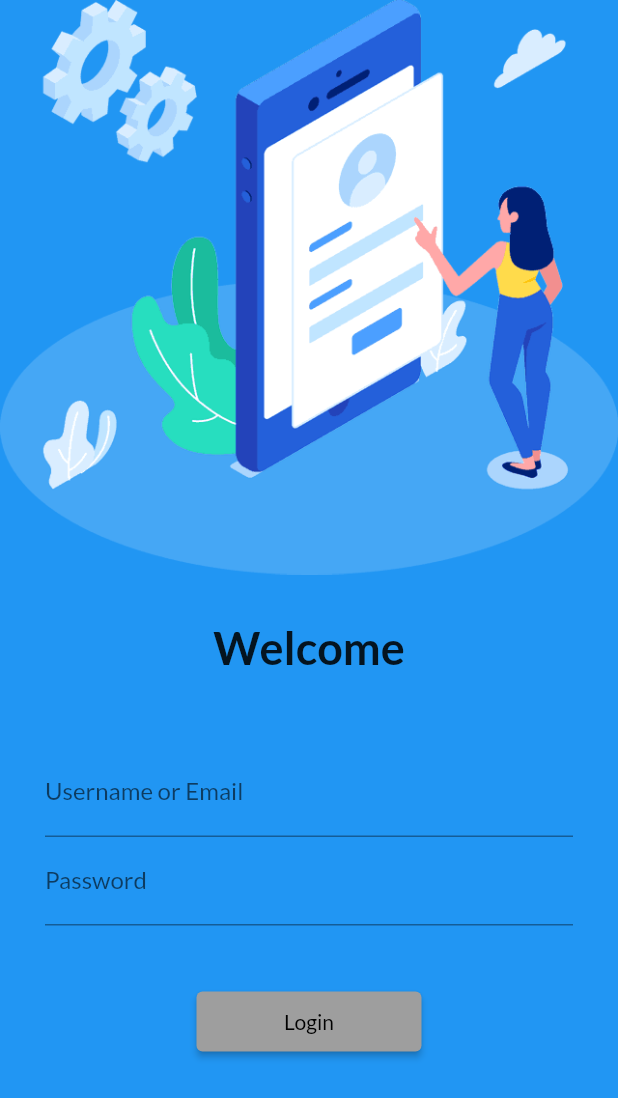
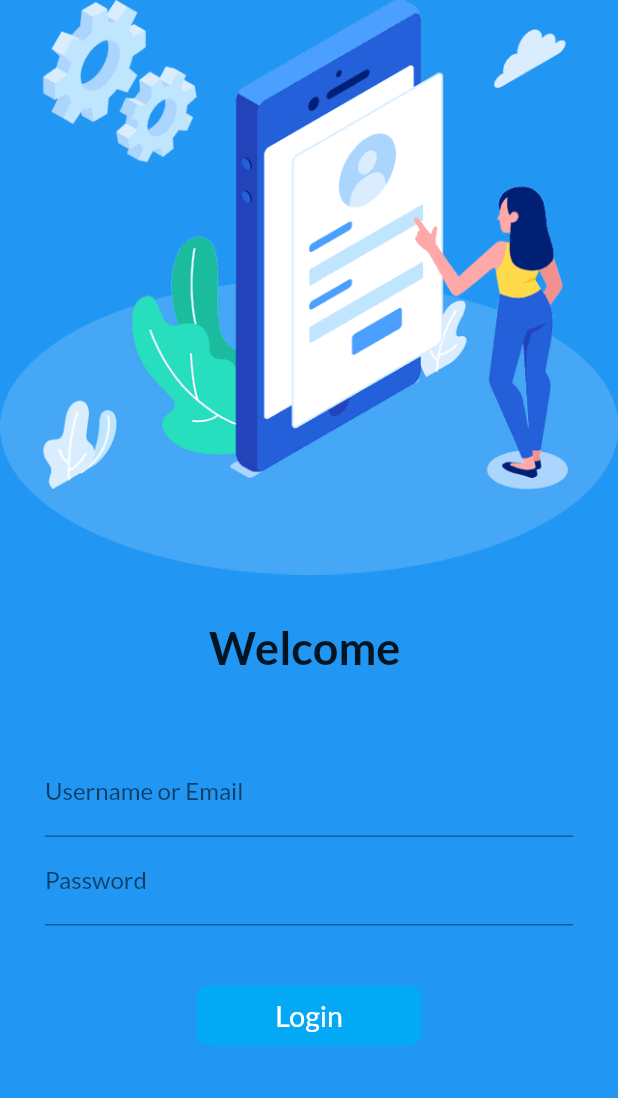
Before and after one commit to WOLV3RINE1302/Flutter, a Flutter app: the screen it shows after launch, on a phone screen of 412 x 824 dp. Shown: the top 1098 px of the screen. Run offline on Flutter 3.47's test engine with Material 2 defaults, Android fonts, the phone set to English and light mode, and no system bars; our stand-ins replace google_fonts.

Commit message:
Seventh Commit

```diff
--- a/lib/pages/login.dart
+++ b/lib/pages/login.dart
@@ -1,7 +1,14 @@
 import 'package:flutter/material.dart';
 import 'package:flutter_catalg/utils/routes.dart';
 
-class LoginPage extends StatelessWidget {
+class LoginPage extends StatefulWidget {
+  @override
+  State<LoginPage> createState() => _LoginPageState();
+}
+
+class _LoginPageState extends State<LoginPage> { //_ in LoginPageState denotes privates
+  String name = "";
+  bool changeButton = false;
   @override
   Widget build(BuildContext context) {
     return Material(
@@ -15,9 +22,9 @@
             const SizedBox(
               height: 30,
             ),
-            const Text(
-              "Welcome",
-              style: TextStyle(
+            Text(
+              "Welcome $name",
+              style: const TextStyle(
                 fontSize: 30,
                 fontWeight: FontWeight.bold,
               ),
@@ -33,6 +40,12 @@
                     decoration: const InputDecoration(
                         hintText: "Enter Username or Email",
                         labelText: "Username or Email"),
+                        onChanged: (value){
+                        name = value;
+                        setState(() {
+
+                        });
+                        },
                   ),
                   TextFormField(
                     obscureText: true,
@@ -42,11 +55,36 @@
                   const SizedBox(
                     height: 40,
                   ),
-                  ElevatedButton(onPressed: () {
-                    Navigator.pushNamed(context, MyRoutes.homeRoute);
+                InkWell(
+                  onTap: (){
+                    // Navigator.pushNamed(context, MyRoutes.homeRoute);
+                    setState(() {
+                      changeButton = true;
+                    });
                   },
-                    child: const Text("Login"),
-                    style: TextButton.styleFrom(minimumSize: Size(150, 40)),),
+                  child: AnimatedContainer(
+                    duration: const Duration(seconds: 1),
+                    alignment: Alignment.center,
+                    child: const Text("Login",
+                      style: TextStyle(color: Colors.white,
+                      fontWeight: FontWeight.w500,
+                      fontSize: 19),
+                    ),
+                    width: changeButton?100 : 150,
+                    height: 40,
+                    // color: Colors.lightBlue, Cannot use this color due to decoration
+                    decoration: BoxDecoration(color: Colors.lightBlue,
+                    // shape: changeButton?BoxShape.circle : BoxShape.rectangle,
+                    borderRadius: BorderRadius.circular(changeButton?50: 8)),
+                           ),
+                )
+
+                //   ElevatedButton(onPressed: () {
+                //     Navigator.pushNamed(context, MyRoutes.homeRoute);
+                //   },
+                //     child: const Text("Login"),
+                //     style: TextButton.styleFrom(minimumSize: Size(150, 40)),),
+
                 ])),
           ],
         ));
```
